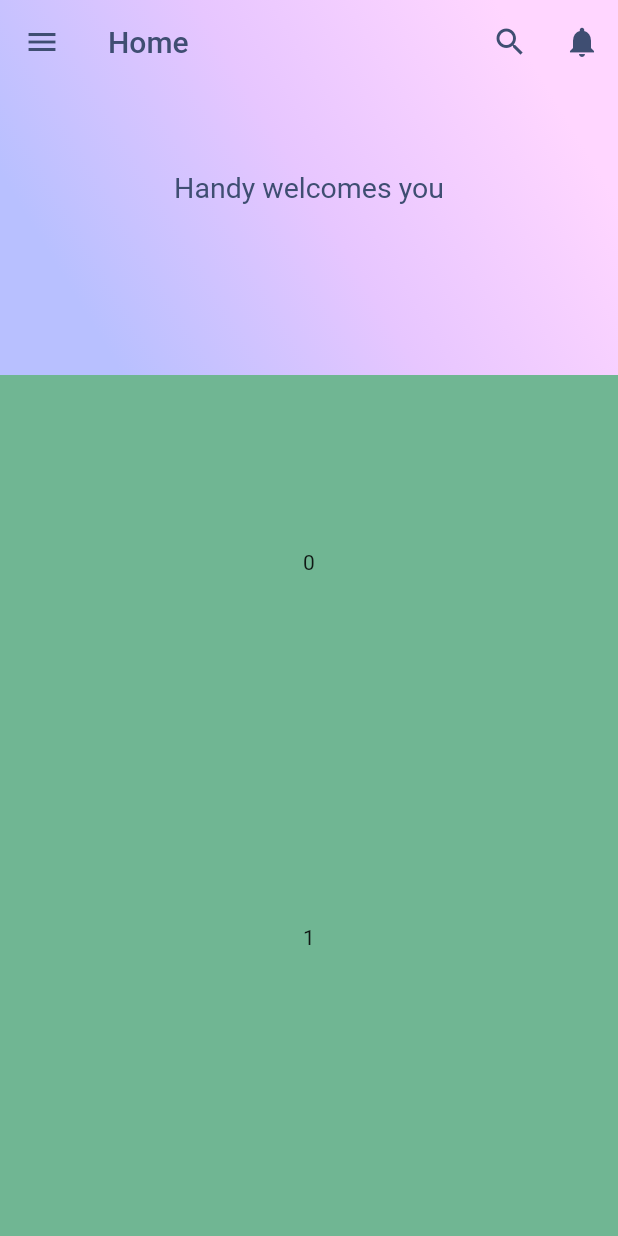
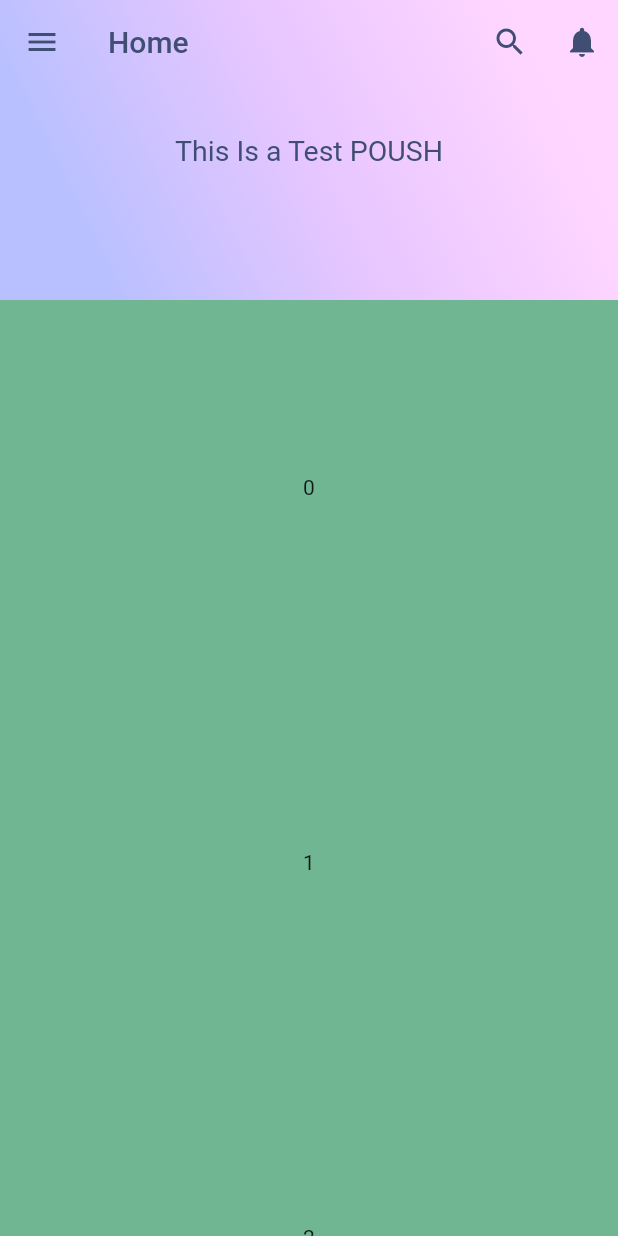
Before and after one commit to CoachSaab/handy, a Flutter app: the screen it shows after launch, on a phone screen of 412 x 824 dp. Run offline on Flutter 3.47's test engine with Material 2 defaults, Android fonts, the phone set to English and light mode, and no system bars; drawn by our look-alikes of animated_text_kit.

Commit message:
Test Push

```diff
--- a/lib/widgets/appbar/CustomAppBar.dart
+++ b/lib/widgets/appbar/CustomAppBar.dart
@@ -28,7 +28,7 @@ class CustomAppbar extends StatelessWidget {
           background: Center(child: AnimatedTextKit(
               animatedTexts: [
                 TyperAnimatedText(
-                    "Handy welcomes you",
+                    "This Is a Test POUSH",
                     textStyle: const TextStyle(
                       fontWeight: FontWeight.w400,
                       fontSize: 19,
@@ -39,7 +39,7 @@ class CustomAppbar extends StatelessWidget {
           ),
         ),
       ),
-      expandedHeight: 250,
+      expandedHeight: 200,
     );
   }
 }
```
